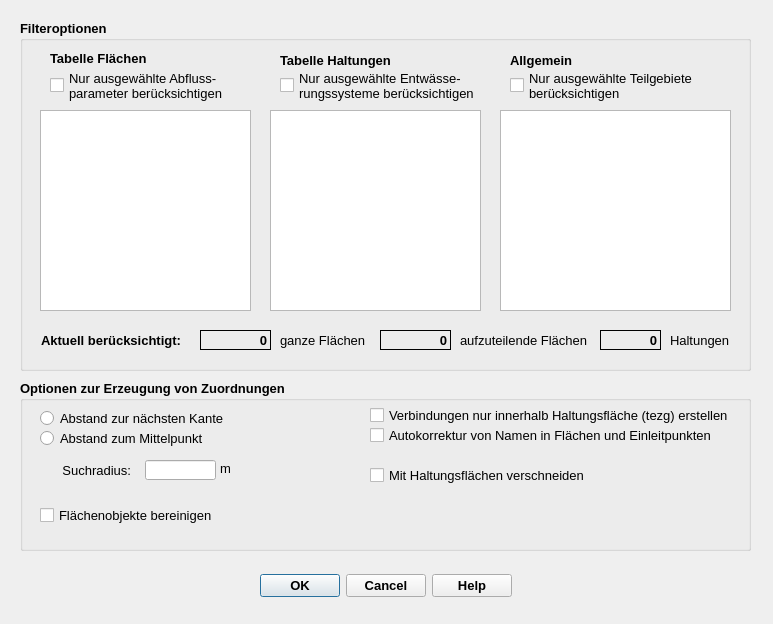
Qt form qkan/linkflaechen/res/application_createlinefl.ui (hoettges/QKan) before a commit.
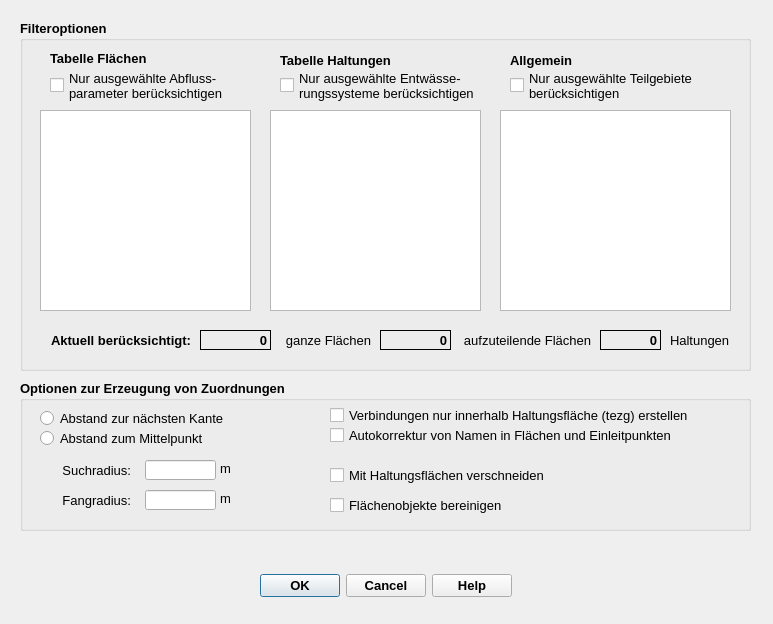
The same form after that commit.

Patch:
```diff
--- a/qkan/linkflaechen/res/application_createlinefl.ui
+++ b/qkan/linkflaechen/res/application_createlinefl.ui
@@ -270,9 +270,9 @@
    <widget class="QLabel" name="label_12">
     <property name="geometry">
      <rect>
-      <x>10</x>
+      <x>0</x>
       <y>310</y>
-      <width>151</width>
+      <width>171</width>
       <height>20</height>
      </rect>
     </property>
@@ -300,7 +300,7 @@
    <widget class="QLabel" name="label_13">
     <property name="geometry">
      <rect>
-      <x>440</x>
+      <x>430</x>
       <y>310</y>
       <width>141</width>
       <height>20</height>
@@ -323,6 +323,9 @@
     <property name="text">
      <string>aufzuteilende Flächen</string>
     </property>
+    <property name="alignment">
+     <set>Qt::AlignRight|Qt::AlignTrailing|Qt::AlignVCenter</set>
+    </property>
    </widget>
    <widget class="QLabel" name="lf_anzahl_flaechsec">
     <property name="geometry">
@@ -360,9 +363,9 @@
    <widget class="QLabel" name="label_14">
     <property name="geometry">
      <rect>
-      <x>260</x>
+      <x>250</x>
       <y>310</y>
-      <width>91</width>
+      <width>101</width>
       <height>20</height>
      </rect>
     </property>
@@ -384,7 +387,7 @@
      <string>ganze Flächen</string>
     </property>
     <property name="alignment">
-     <set>Qt::AlignLeading|Qt::AlignLeft|Qt::AlignVCenter</set>
+     <set>Qt::AlignRight|Qt::AlignTrailing|Qt::AlignVCenter</set>
     </property>
    </widget>
    <widget class="QLabel" name="label_16">
@@ -392,7 +395,7 @@
      <rect>
       <x>650</x>
       <y>310</y>
-      <width>61</width>
+      <width>81</width>
       <height>20</height>
      </rect>
     </property>
@@ -422,7 +425,7 @@
      <rect>
       <x>30</x>
       <y>50</y>
-      <width>201</width>
+      <width>211</width>
       <height>31</height>
      </rect>
     </property>
@@ -449,7 +452,7 @@
      <rect>
       <x>260</x>
       <y>50</y>
-      <width>201</width>
+      <width>221</width>
       <height>31</height>
      </rect>
     </property>
@@ -476,7 +479,7 @@
      <rect>
       <x>490</x>
       <y>50</y>
-      <width>201</width>
+      <width>221</width>
       <height>31</height>
      </rect>
     </property>
@@ -505,7 +508,7 @@
      <x>20</x>
      <y>380</y>
      <width>731</width>
-     <height>171</height>
+     <height>151</height>
     </rect>
    </property>
    <property name="font">
@@ -550,9 +553,9 @@
    <widget class="QLabel" name="label">
     <property name="geometry">
      <rect>
-      <x>40</x>
+      <x>20</x>
       <y>80</y>
-      <width>71</width>
+      <width>91</width>
       <height>21</height>
      </rect>
     </property>
@@ -603,7 +606,7 @@
      <rect>
       <x>20</x>
       <y>50</y>
-      <width>191</width>
+      <width>221</width>
       <height>17</height>
      </rect>
     </property>
@@ -653,9 +656,9 @@
    <widget class="QCheckBox" name="cb_autokorrektur">
     <property name="geometry">
      <rect>
-      <x>350</x>
+      <x>310</x>
       <y>40</y>
-      <width>360</width>
+      <width>411</width>
       <height>30</height>
      </rect>
     </property>
@@ -682,9 +685,9 @@
    <widget class="QCheckBox" name="cb_linksInTezg">
     <property name="geometry">
      <rect>
-      <x>350</x>
+      <x>310</x>
       <y>20</y>
-      <width>360</width>
+      <width>411</width>
       <height>30</height>
      </rect>
     </property>
@@ -711,9 +714,9 @@
    <widget class="QCheckBox" name="cb_regardTezg">
     <property name="geometry">
      <rect>
-      <x>350</x>
+      <x>310</x>
       <y>80</y>
-      <width>231</width>
+      <width>341</width>
       <height>30</height>
      </rect>
     </property>
@@ -740,9 +743,9 @@
    <widget class="QCheckBox" name="cb_geomMakeValid">
     <property name="geometry">
      <rect>
-      <x>20</x>
-      <y>120</y>
-      <width>201</width>
+      <x>310</x>
+      <y>110</y>
+      <width>241</width>
       <height>30</height>
      </rect>
     </property>
@@ -766,6 +769,83 @@
      <string>Flächenobjekte bereinigen</string>
     </property>
    </widget>
+   <widget class="QLabel" name="label_3">
+    <property name="geometry">
+     <rect>
+      <x>20</x>
+      <y>110</y>
+      <width>91</width>
+      <height>21</height>
+     </rect>
+    </property>
+    <property name="font">
+     <font>
+      <family>Tahoma</family>
+      <weight>50</weight>
+      <bold>false</bold>
+     </font>
+    </property>
+    <property name="toolTip">
+     <string extracomment="Radius zur Berücksichtigung von Flächen um die Haltungen"/>
+    </property>
+    <property name="statusTip">
+     <string extracomment="Radius zur Berücksichtigung von Flächen um die Haltungen"/>
+    </property>
+    <property name="text">
+     <string>Fangradius:</string>
+    </property>
+    <property name="alignment">
+     <set>Qt::AlignRight|Qt::AlignTrailing|Qt::AlignVCenter</set>
+    </property>
+   </widget>
+   <widget class="QLineEdit" name="tf_fangradius">
+    <property name="geometry">
+     <rect>
+      <x>125</x>
+      <y>110</y>
+      <width>71</width>
+      <height>20</height>
+     </rect>
+    </property>
+    <property name="font">
+     <font>
+      <weight>50</weight>
+      <bold>false</bold>
+     </font>
+    </property>
+    <property name="toolTip">
+     <string extracomment="Radius zur Berücksichtigung von Flächen um die Haltungen">&lt;html&gt;&lt;head/&gt;&lt;body&gt;&lt;p&gt;Maximaler Abstand vom Ende der Verbidnungslinie zur zugeordneten Haltung (für manuell erstellte Verbindungslinien)&lt;/p&gt;&lt;/body&gt;&lt;/html&gt;</string>
+    </property>
+    <property name="statusTip">
+     <string extracomment="Radius zur Berücksichtigung von Flächen um die Haltungen">Maximaler Abstand vom Ende der Verbidnungslinie zur zugeordneten Haltung (für manuell erstellte Verbindungslinien)</string>
+    </property>
+   </widget>
+   <widget class="QLabel" name="label_10">
+    <property name="geometry">
+     <rect>
+      <x>200</x>
+      <y>110</y>
+      <width>31</width>
+      <height>16</height>
+     </rect>
+    </property>
+    <property name="font">
+     <font>
+      <family>Tahoma</family>
+      <weight>50</weight>
+      <bold>false</bold>
+     </font>
+    </property>
+    <property name="toolTip">
+     <string extracomment="Radius zur Berücksichtigung von Flächen um die Haltungen"/>
+    </property>
+    <property name="statusTip">
+     <string extracomment="Radius zur Berücksichtigung von Flächen um die Haltungen"/>
+    </property>
+    <property name="text">
+     <string>m</string>
+    </property>
+   </widget>
   </widget>
  </widget>
  <resources/>
```
